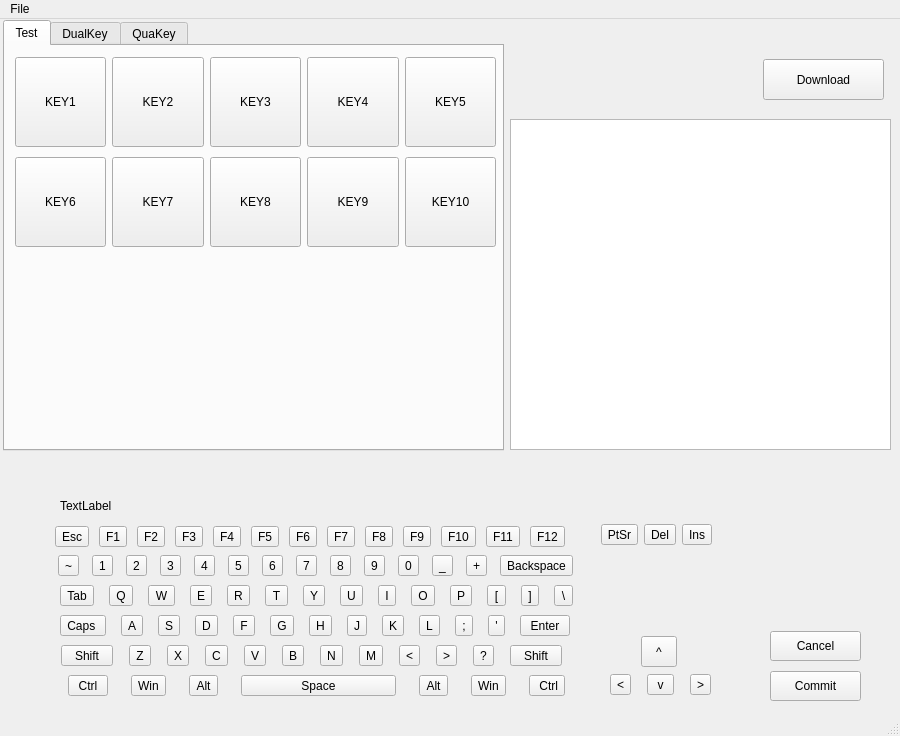
TabbycatPie/CustomKeyboard, file KeyBoardSetter/KeyboardSetter/mainwindow.ui: the form before one commit.
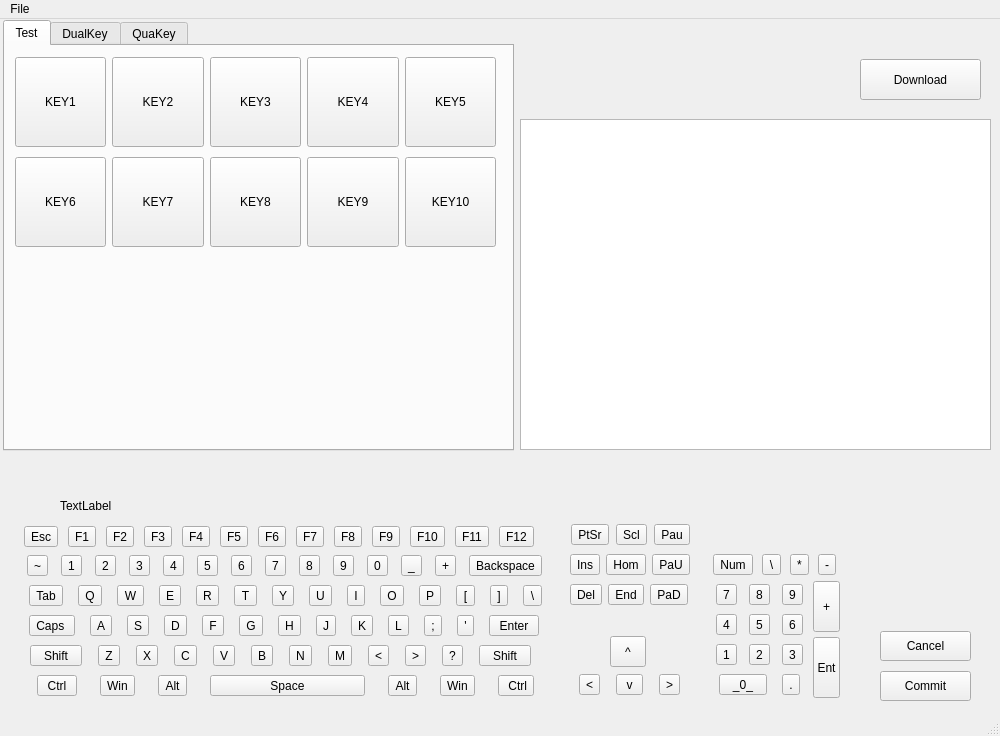
The form after the commit.

The edit to the form file:
```diff
--- a/KeyBoardSetter/KeyboardSetter/mainwindow.ui
+++ b/KeyBoardSetter/KeyboardSetter/mainwindow.ui
@@ -9,19 +9,19 @@
    <rect>
     <x>0</x>
     <y>0</y>
-    <width>900</width>
+    <width>1000</width>
     <height>736</height>
    </rect>
   </property>
   <property name="minimumSize">
    <size>
-    <width>900</width>
+    <width>1000</width>
     <height>600</height>
    </size>
   </property>
   <property name="maximumSize">
    <size>
-    <width>900</width>
+    <width>1000</width>
     <height>16777215</height>
    </size>
   </property>
@@ -40,7 +40,7 @@
      <rect>
       <x>3</x>
       <y>1</y>
-      <width>501</width>
+      <width>511</width>
       <height>431</height>
      </rect>
     </property>
@@ -349,7 +349,7 @@
    <widget class="QPushButton" name="btn_download">
     <property name="geometry">
      <rect>
-      <x>763</x>
+      <x>860</x>
       <y>40</y>
       <width>121</width>
       <height>41</height>
@@ -362,9 +362,9 @@
    <widget class="QTreeView" name="treeView">
     <property name="geometry">
      <rect>
-      <x>510</x>
+      <x>520</x>
       <y>100</y>
-      <width>381</width>
+      <width>471</width>
       <height>331</height>
      </rect>
     </property>
@@ -378,7 +378,7 @@
     <rect>
      <x>0</x>
      <y>0</y>
-     <width>900</width>
+     <width>1000</width>
      <height>30</height>
     </rect>
    </property>
@@ -397,13 +397,13 @@
   <widget class="QDockWidget" name="dockKeyboard">
    <property name="minimumSize">
     <size>
-     <width>900</width>
+     <width>1000</width>
      <height>242</height>
     </size>
    </property>
    <property name="maximumSize">
     <size>
-     <width>900</width>
+     <width>1000</width>
      <height>242</height>
     </size>
    </property>
@@ -429,7 +429,7 @@
     <widget class="QWidget" name="layoutWidget">
      <property name="geometry">
       <rect>
-       <x>51</x>
+       <x>20</x>
        <y>60</y>
        <width>531</width>
        <height>30</height>
@@ -539,7 +539,7 @@
     <widget class="QWidget" name="layoutWidget_2">
      <property name="geometry">
       <rect>
-       <x>51</x>
+       <x>20</x>
        <y>90</y>
        <width>531</width>
        <height>30</height>
@@ -649,7 +649,7 @@
     <widget class="QWidget" name="layoutWidget_3">
      <property name="geometry">
       <rect>
-       <x>51</x>
+       <x>20</x>
        <y>120</y>
        <width>531</width>
        <height>30</height>
@@ -752,7 +752,7 @@
     <widget class="QWidget" name="layoutWidget_4">
      <property name="geometry">
       <rect>
-       <x>51</x>
+       <x>20</x>
        <y>150</y>
        <width>531</width>
        <height>30</height>
@@ -848,7 +848,7 @@
     <widget class="QWidget" name="layoutWidget_5">
      <property name="geometry">
       <rect>
-       <x>51</x>
+       <x>20</x>
        <y>180</y>
        <width>531</width>
        <height>30</height>
@@ -909,7 +909,7 @@
     <widget class="QWidget" name="layoutWidget_6">
      <property name="geometry">
       <rect>
-       <x>600</x>
+       <x>569</x>
        <y>180</y>
        <width>121</width>
        <height>28</height>
@@ -942,7 +942,7 @@
     <widget class="QToolButton" name="btn_up">
      <property name="geometry">
       <rect>
-       <x>641</x>
+       <x>610</x>
        <y>145</y>
        <width>36</width>
        <height>31</height>
@@ -968,7 +968,7 @@
     <widget class="QPushButton" name="btn_setcommit">
      <property name="geometry">
       <rect>
-       <x>770</x>
+       <x>880</x>
        <y>180</y>
        <width>91</width>
        <height>30</height>
@@ -981,7 +981,7 @@
     <widget class="QPushButton" name="btn_setcancel">
      <property name="geometry">
       <rect>
-       <x>770</x>
+       <x>880</x>
        <y>140</y>
        <width>91</width>
        <height>30</height>
@@ -994,7 +994,7 @@
     <widget class="QWidget" name="layoutWidget">
      <property name="geometry">
       <rect>
-       <x>51</x>
+       <x>20</x>
        <y>30</y>
        <width>531</width>
        <height>31</height>
@@ -1097,9 +1097,9 @@
     <widget class="QWidget" name="layoutWidget">
      <property name="geometry">
       <rect>
-       <x>601</x>
+       <x>570</x>
        <y>30</y>
-       <width>111</width>
+       <width>121</width>
        <height>28</height>
       </rect>
      </property>
@@ -1114,19 +1114,276 @@
       <item>
        <widget class="QToolButton" name="btn_del">
         <property name="text">
-         <string>Del</string>
+         <string>Scl</string>
         </property>
        </widget>
       </item>
       <item>
-       <widget class="QToolButton" name="btn_ins">
+       <widget class="QToolButton" name="btn_puase">
+        <property name="text">
+         <string>Pau</string>
+        </property>
+       </widget>
+      </item>
+     </layout>
+    </widget>
+    <widget class="QWidget" name="layoutWidget_9">
+     <property name="geometry">
+      <rect>
+       <x>570</x>
+       <y>60</y>
+       <width>121</width>
+       <height>28</height>
+      </rect>
+     </property>
+     <layout class="QHBoxLayout" name="sep_2">
+      <item>
+       <widget class="QToolButton" name="btn_insert">
         <property name="text">
          <string>Ins</string>
         </property>
        </widget>
       </item>
+      <item>
+       <widget class="QToolButton" name="btn_home">
+        <property name="text">
+         <string>Hom</string>
+        </property>
+       </widget>
+      </item>
+      <item>
+       <widget class="QToolButton" name="btn_pageup">
+        <property name="text">
+         <string>PaU</string>
+        </property>
+       </widget>
+      </item>
      </layout>
     </widget>
+    <widget class="QWidget" name="layoutWidget_12">
+     <property name="geometry">
+      <rect>
+       <x>570</x>
+       <y>90</y>
+       <width>121</width>
+       <height>28</height>
+      </rect>
+     </property>
+     <layout class="QHBoxLayout" name="sep_3">
+      <item>
+       <widget class="QToolButton" name="btn_delete">
+        <property name="text">
+         <string>Del</string>
+        </property>
+       </widget>
+      </item>
+      <item>
+       <widget class="QToolButton" name="btn_end">
+        <property name="text">
+         <string>End</string>
+        </property>
+       </widget>
+      </item>
+      <item>
+       <widget class="QToolButton" name="btn_pagedown">
+        <property name="text">
+         <string>PaD</string>
+        </property>
+       </widget>
+      </item>
+     </layout>
+    </widget>
+    <widget class="QWidget" name="layoutWidget_13">
+     <property name="geometry">
+      <rect>
+       <x>710</x>
+       <y>60</y>
+       <width>131</width>
+       <height>28</height>
+      </rect>
+     </property>
+     <layout class="QHBoxLayout" name="sep_4">
+      <item>
+       <widget class="QToolButton" name="btn_num">
+        <property name="text">
+         <string>Num</string>
+        </property>
+       </widget>
+      </item>
+      <item>
+       <widget class="QToolButton" name="btn_sslash">
+        <property name="text">
+         <string>\</string>
+        </property>
+       </widget>
+      </item>
+      <item>
+       <widget class="QToolButton" name="btn_star">
+        <property name="text">
+         <string>*</string>
+        </property>
+       </widget>
+      </item>
+      <item>
+       <widget class="QToolButton" name="btn_sminus">
+        <property name="text">
+         <string>-</string>
+        </property>
+       </widget>
+      </item>
+     </layout>
+    </widget>
+    <widget class="QWidget" name="layoutWidget_14">
+     <property name="geometry">
+      <rect>
+       <x>710</x>
+       <y>90</y>
+       <width>101</width>
+       <height>28</height>
+      </rect>
+     </property>
+     <layout class="QHBoxLayout" name="sep_5">
+      <item>
+       <widget class="QToolButton" name="btn_s7">
+        <property name="text">
+         <string>7</string>
+        </property>
+       </widget>
+      </item>
+      <item>
+       <widget class="QToolButton" name="btn_s8">
+        <property name="text">
+         <string>8</string>
+        </property>
+       </widget>
+      </item>
+      <item>
+       <widget class="QToolButton" name="btn_s9">
+        <property name="text">
+         <string>9</string>
+        </property>
+       </widget>
+      </item>
+     </layout>
+    </widget>
+    <widget class="QWidget" name="layoutWidget_15">
+     <property name="geometry">
+      <rect>
+       <x>710</x>
+       <y>120</y>
+       <width>101</width>
+       <height>28</height>
+      </rect>
+     </property>
+     <layout class="QHBoxLayout" name="sep_6">
+      <item>
+       <widget class="QToolButton" name="btn_s4">
+        <property name="text">
+         <string>4</string>
+        </property>
+       </widget>
+      </item>
+      <item>
+       <widget class="QToolButton" name="btn_s5">
+        <property name="text">
+         <string>5</string>
+        </property>
+       </widget>
+      </item>
+      <item>
+       <widget class="QToolButton" name="btn_s6">
+        <property name="text">
+         <string>6</string>
+        </property>
+       </widget>
+      </item>
+     </layout>
+    </widget>
+    <widget class="QWidget" name="layoutWidget_16">
+     <property name="geometry">
+      <rect>
+       <x>710</x>
+       <y>150</y>
+       <width>101</width>
+       <height>28</height>
+      </rect>
+     </property>
+     <layout class="QHBoxLayout" name="sep_7">
+      <item>
+       <widget class="QToolButton" name="btn_s1">
+        <property name="text">
+         <string>1</string>
+        </property>
+       </widget>
+      </item>
+      <item>
+       <widget class="QToolButton" name="btn_s2">
+        <property name="text">
+         <string>2</string>
+        </property>
+       </widget>
+      </item>
+      <item>
+       <widget class="QToolButton" name="btn_s3">
+        <property name="text">
+         <string>3</string>
+        </property>
+       </widget>
+      </item>
+     </layout>
+    </widget>
+    <widget class="QWidget" name="layoutWidget_17">
+     <property name="geometry">
+      <rect>
+       <x>710</x>
+       <y>180</y>
+       <width>101</width>
+       <height>28</height>
+      </rect>
+     </property>
+     <layout class="QHBoxLayout" name="sep_8">
+      <item>
+       <widget class="QToolButton" name="btn_s0">
+        <property name="text">
+         <string>  _0_  </string>
+        </property>
+       </widget>
+      </item>
+      <item>
+       <widget class="QToolButton" name="btn_sdot">
+        <property name="text">
+         <string>.</string>
+        </property>
+       </widget>
+      </item>
+     </layout>
+    </widget>
+    <widget class="QToolButton" name="btn_splus">
+     <property name="geometry">
+      <rect>
+       <x>813</x>
+       <y>90</y>
+       <width>27</width>
+       <height>51</height>
+      </rect>
+     </property>
+     <property name="text">
+      <string>+</string>
+     </property>
+    </widget>
+    <widget class="QToolButton" name="btn_senter">
+     <property name="geometry">
+      <rect>
+       <x>813</x>
+       <y>146</y>
+       <width>27</width>
+       <height>61</height>
+      </rect>
+     </property>
+     <property name="text">
+      <string>Ent</string>
+     </property>
+    </widget>
    </widget>
   </widget>
   <action name="actionExit">
```
Left out of the diff: 6 changed lines with no effect on the pictures.
